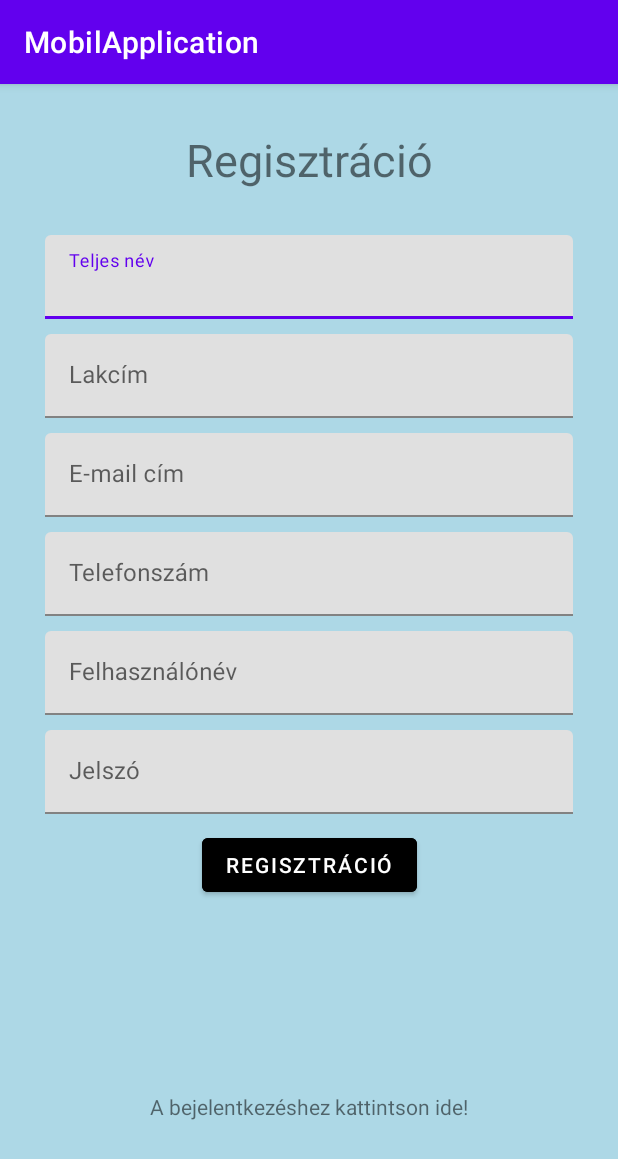
After one commit to Kutyakozmetika/MobilApplication, an Android app: the Registration screen opened directly, with no data from a screen before it, on a phone screen of 412 x 824 dp. The commit adds this screen. Shown: the top 1159 px of the screen. Run offline under Robolectric (Android 15) with nearby library versions, the phone set to English and light mode, and no system bars.

Commit message:
Registration layout kész.

```diff
--- a/app/src/main/AndroidManifest.xml
+++ b/app/src/main/AndroidManifest.xml
@@ -10,6 +10,9 @@
         android:supportsRtl="true"
         android:theme="@style/Theme.MobilApplication">
         <activity
+            android:name=".Registration"
+            android:exported="true" />
+        <activity
             android:name=".MainActivity"
             android:exported="true">
             <intent-filter>
--- /dev/null
+++ b/app/src/main/java/com/example/mobilapplication/Registration.java
@@ -0,0 +1,14 @@
+package com.example.mobilapplication;
+
+import androidx.appcompat.app.AppCompatActivity;
+
+import android.os.Bundle;
+
+public class Registration extends AppCompatActivity {
+
+    @Override
+    protected void onCreate(Bundle savedInstanceState) {
+        super.onCreate(savedInstanceState);
+        setContentView(R.layout.activity_registration);
+    }
+}
--- /dev/null
+++ b/app/src/main/res/layout/activity_registration.xml
@@ -0,0 +1,175 @@
+<?xml version="1.0" encoding="utf-8"?>
+<androidx.constraintlayout.widget.ConstraintLayout xmlns:android="http://schemas.android.com/apk/res/android"
+    xmlns:app="http://schemas.android.com/apk/res-auto"
+    xmlns:tools="http://schemas.android.com/tools"
+    android:layout_width="match_parent"
+    android:layout_height="match_parent"
+    tools:context=".Registration"
+    android:background="@color/light_blue">
+
+    <TextView
+        android:id="@+id/textView"
+        android:layout_width="match_parent"
+        android:layout_height="wrap_content"
+        android:gravity="center"
+        android:text="@string/register"
+        android:textSize="30sp"
+        android:layout_marginTop="30dp"
+        app:layout_constraintEnd_toEndOf="parent"
+        app:layout_constraintHorizontal_bias="0.0"
+        app:layout_constraintStart_toStartOf="parent"
+        app:layout_constraintTop_toTopOf="parent"
+        tools:targetApi="jelly_bean" />
+
+    <com.google.android.material.textfield.TextInputLayout
+        android:id="@+id/textInputLayoutFullname"
+        android:layout_width="match_parent"
+        android:layout_height="wrap_content"
+        android:layout_marginLeft="30dp"
+        android:layout_marginTop="30dp"
+        android:layout_marginRight="30dp"
+        android:hint="@string/fullname"
+        app:layout_constraintEnd_toEndOf="parent"
+        app:layout_constraintStart_toStartOf="parent"
+        app:layout_constraintTop_toBottomOf="@+id/textView">
+
+        <com.google.android.material.textfield.TextInputEditText
+            android:id="@+id/fullname"
+            android:layout_width="match_parent"
+            android:layout_height="wrap_content"
+            tools:ignore="TextContrastCheck"
+            tools:targetApi="jelly_bean" />
+    </com.google.android.material.textfield.TextInputLayout>
+
+    <com.google.android.material.textfield.TextInputLayout
+        android:id="@+id/textInputLayoutAddress"
+        android:layout_width="match_parent"
+        android:layout_height="wrap_content"
+        android:layout_marginLeft="30dp"
+        android:layout_marginTop="10dp"
+        android:layout_marginRight="30dp"
+        android:hint="@string/sAddress"
+        app:layout_constraintEnd_toEndOf="parent"
+        app:layout_constraintHorizontal_bias="0.0"
+        app:layout_constraintStart_toStartOf="parent"
+        app:layout_constraintTop_toBottomOf="@+id/textInputLayoutFullname">
+
+        <com.google.android.material.textfield.TextInputEditText
+            android:id="@+id/address"
+            android:layout_width="match_parent"
+            android:layout_height="wrap_content"
+            tools:ignore="TextContrastCheck"
+            tools:targetApi="jelly_bean" />
+    </com.google.android.material.textfield.TextInputLayout>
+
+    <com.google.android.material.textfield.TextInputLayout
+        android:id="@+id/textInputLayoutEmail"
+        android:layout_width="match_parent"
+        android:layout_height="wrap_content"
+        android:layout_marginLeft="30dp"
+        android:layout_marginTop="10dp"
+        android:layout_marginRight="30dp"
+        android:hint="@string/email"
+        app:layout_constraintEnd_toEndOf="parent"
+        app:layout_constraintHorizontal_bias="0.0"
+        app:layout_constraintStart_toStartOf="parent"
+        app:layout_constraintTop_toBottomOf="@+id/textInputLayoutAddress">
+
+        <com.google.android.material.textfield.TextInputEditText
+            android:id="@+id/email"
+            android:layout_width="match_parent"
+            android:layout_height="wrap_content"
+            tools:ignore="TextContrastCheck,DuplicateSpeakableTextCheck"
+            tools:targetApi="jelly_bean" />
+    </com.google.android.material.textfield.TextInputLayout>
+
+    <com.google.android.material.textfield.TextInputLayout
+        android:id="@+id/textInputLayoutPhoneNumber"
+        android:layout_width="match_parent"
+        android:layout_height="wrap_content"
+        android:layout_marginLeft="30dp"
+        android:layout_marginTop="10dp"
+        android:layout_marginRight="30dp"
+        android:hint="@string/sphoneNumber"
+        app:layout_constraintEnd_toEndOf="parent"
+        app:layout_constraintHorizontal_bias="0.0"
+        app:layout_constraintStart_toStartOf="parent"
+        app:layout_constraintTop_toBottomOf="@+id/textInputLayoutEmail">
+
+        <com.google.android.material.textfield.TextInputEditText
+            android:id="@+id/phoneNumber"
+            android:layout_width="match_parent"
+            android:layout_height="wrap_content"
+            tools:ignore="TextContrastCheck"
+            tools:targetApi="jelly_bean" />
+    </com.google.android.material.textfield.TextInputLayout>
+
+    <com.google.android.material.textfield.TextInputLayout
+        android:id="@+id/textInputLayoutUsername"
+        android:layout_width="match_parent"
+        android:layout_height="wrap_content"
+        android:layout_marginLeft="30dp"
+        android:layout_marginTop="10dp"
+        android:layout_marginRight="30dp"
+        android:hint="@string/username"
+        app:layout_constraintEnd_toEndOf="parent"
+        app:layout_constraintHorizontal_bias="0.0"
+        app:layout_constraintStart_toStartOf="parent"
+        app:layout_constraintTop_toBottomOf="@+id/textInputLayoutPhoneNumber">
+
+        <com.google.android.material.textfield.TextInputEditText
+            android:id="@+id/username"
+            android:layout_width="match_parent"
+            android:layout_height="wrap_content"
+            tools:ignore="TextContrastCheck"
+            tools:targetApi="jelly_bean" />
+    </com.google.android.material.textfield.TextInputLayout>
+
+    <com.google.android.material.textfield.TextInputLayout
+        android:id="@+id/textInputLayoutPassword"
+        android:layout_width="match_parent"
+        android:layout_height="wrap_content"
+        android:layout_marginLeft="30dp"
+        android:layout_marginTop="10dp"
+        android:layout_marginRight="30dp"
+        android:hint="@string/password"
+        app:layout_constraintTop_toBottomOf="@+id/textInputLayoutUsername"
+        tools:layout_editor_absoluteX="0dp">
+
+        <com.google.android.material.textfield.TextInputEditText
+            android:id="@+id/password"
+            android:layout_width="match_parent"
+            android:layout_height="wrap_content"
+            tools:ignore="TextContrastCheck"
+            tools:targetApi="jelly_bean" />
+    </com.google.android.material.textfield.TextInputLayout>
+
+
+    <Button
+        android:id="@+id/registerButton"
+        android:layout_width="wrap_content"
+        android:layout_height="wrap_content"
+        android:layout_marginTop="10dp"
+        android:text="@string/register"
+        android:textColor="#FFFFFF"
+        android:backgroundTint="@color/black"
+        app:layout_constraintEnd_toEndOf="parent"
+        app:layout_constraintStart_toStartOf="parent"
+        app:layout_constraintTop_toBottomOf="@+id/textInputLayoutPassword"
+        tools:ignore="DuplicateSpeakableTextCheck,TextContrastCheck" />
+
+    <TextView
+        android:id="@+id/loginText"
+        android:layout_width="wrap_content"
+        android:layout_height="wrap_content"
+        android:layout_marginTop="50dp"
+        android:text="@string/login_here"
+        app:layout_constraintBottom_toBottomOf="parent"
+        app:layout_constraintEnd_toEndOf="parent"
+        app:layout_constraintStart_toStartOf="parent"
+        app:layout_constraintTop_toBottomOf="@+id/registerButton"
+        tools:targetApi="jelly_bean" />
+
+
+
+</androidx.constraintlayout.widget.ConstraintLayout>
--- a/app/src/main/res/values/strings.xml
+++ b/app/src/main/res/values/strings.xml
@@ -3,4 +3,11 @@
     <string name="login">Belépés</string>
     <string name="register">Regisztráció</string>
     <string name="title">Doggo Sessions</string>
+    <string name="fullname">Teljes név</string>
+    <string name="sAddress">Lakcím</string>
+    <string name="email">E-mail cím</string>
+    <string name="sphoneNumber">Telefonszám</string>
+    <string name="username">Felhasználónév</string>
+    <string name="password">Jelszó</string>
+    <string name="login_here">A bejelentkezéshez kattintson ide!</string>
 </resources>
```
